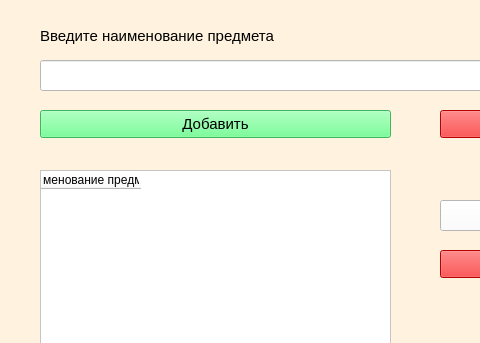
Old version of the form frontend/MySubjects.ui in the repository saaasssska/helper_by_school; both pictures show x 0 to 480 and y 0 to 343 of the 816 by 601 pixel window.
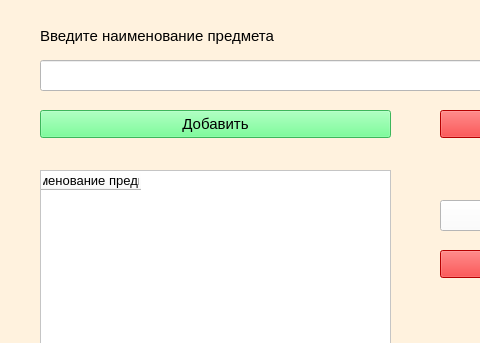
New version of the form. Icons and pictures are not drawn.

```diff
--- a/frontend/MySubjects.ui
+++ b/frontend/MySubjects.ui
@@ -126,7 +126,7 @@
   </widget>
   <widget class="QTableWidget" name="tableLessons">
    <property name="enabled">
-    <bool>true</bool>
+    <bool>false</bool>
    </property>
    <property name="geometry">
     <rect>
@@ -142,12 +142,18 @@
     </font>
    </property>
    <property name="styleSheet">
-    <string notr="true">background-color: rgb(255, 255, 255);</string>
+    <string notr="true">background-color: rgb(255, 255, 255);
+color: rgb(0, 0, 0);</string>
    </property>
    <column>
     <property name="text">
      <string>Наименование предмета</string>
     </property>
+    <property name="font">
+     <font>
+      <pointsize>10</pointsize>
+     </font>
+    </property>
    </column>
   </widget>
   <widget class="QComboBox" name="combo_del_subject">
```
Left out of the diff: 16 changed lines with no effect on the pictures.
